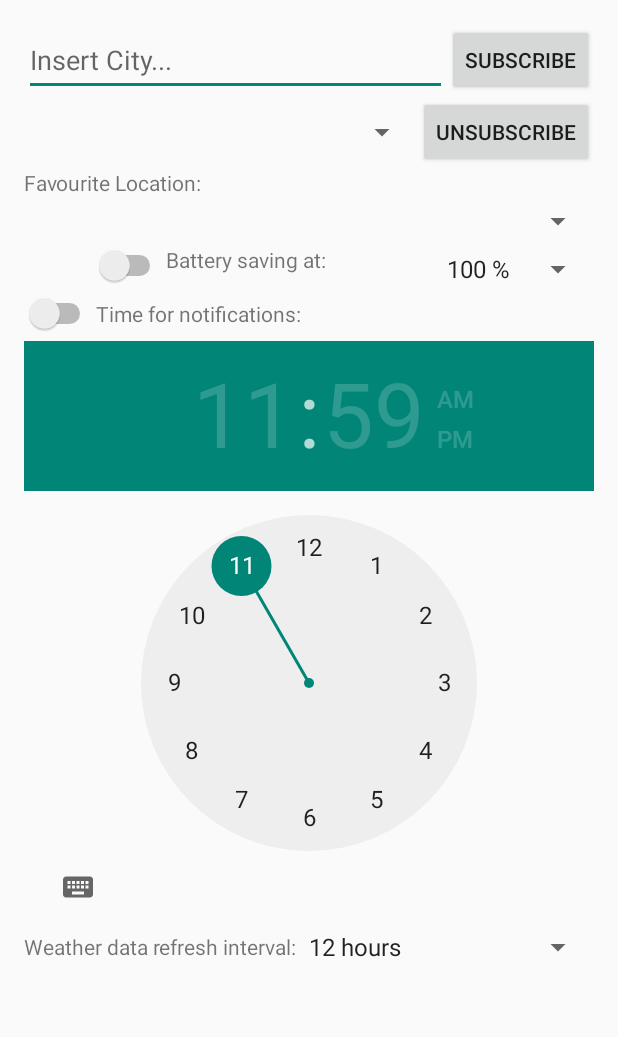
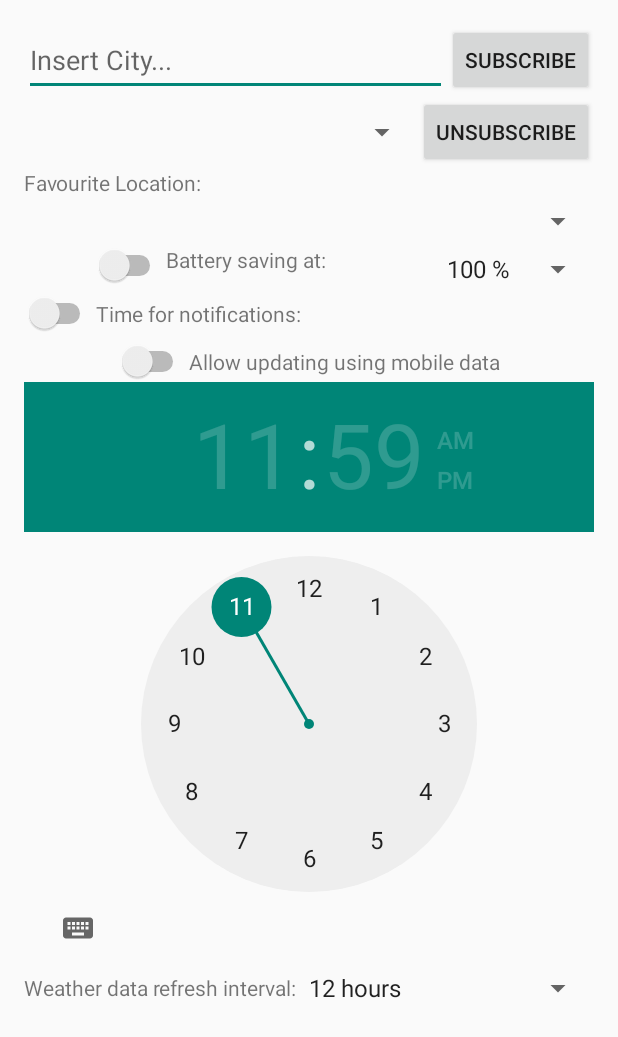
Before and after one commit to A39120/Android-Weather-App, an Android app: the PreferencesActivity screen opened directly, with no data from a screen before it, on a phone screen of 412 x 824 dp. Shown: the top 1037 px of the screen. Run offline under Robolectric (Android 15) with nearby library versions, the phone set to English and light mode, and no system bars; our stand-ins replace Volley; network calls fail.

Commit message:
Added WifiReceiver which listens to changes in the wifi (not completed) + added checkbox to allow updates through mobile data

```diff
--- a/app/src/main/kotlin/isel/pdm/trab/openweathermap/MyWeatherApp.kt
+++ b/app/src/main/kotlin/isel/pdm/trab/openweathermap/MyWeatherApp.kt
@@ -53,6 +53,7 @@ class MyWeatherApp : Application(){
         val TIME_FOR_NOTIFICATIONS_UNIX_KEY = "isel.pdm.trab.openweathermap.timefornotificationsunix"
         val REFRESH_TIME_KEY = "isel.pdm.trab.openweathermap.timefornotifications"
         val BATTERY_LEVEL_KEY = "isel.pdm.trab.openweathermap.batterylevel"
+        val USE_MOBILE_DATA_KEY = "isel.pdm.trab.openweathermap.usemobiledata"
         /* variables */
         lateinit var favouriteLoc: String
         lateinit var subscribedLocs: ArrayList<String>
@@ -63,6 +64,7 @@ class MyWeatherApp : Application(){
         var refreshTime: Int = -1 // TODO change to some default ? maybe 12h ?
         var batteryLevel: Int = -1
         var isBatterySavingMode: Boolean = false /** used by BatteryStateReceiver as a flag, other actions should consult this flag */
+        var canUseMobileData: Boolean = false
         // val refreshIntervalValues: Array<Int> = arrayOf(12, 24, 48) // 12h, 1day, 2days
         // we can use strings.xml -> see <string-array name="pref_refresh_interval_values">
         // static values can be set there
@@ -100,5 +102,7 @@ class MyWeatherApp : Application(){
         refreshTime = prefs.getInt(REFRESH_TIME_KEY, -1)
         // battery level
         batteryLevel = prefs.getInt(BATTERY_LEVEL_KEY, -1)
+        // if we can use mobile data for the updates
+        canUseMobileData = prefs.getBoolean(USE_MOBILE_DATA_KEY, false)
     }
 }
--- a/app/src/main/kotlin/isel/pdm/trab/openweathermap/presentation/PreferencesActivity.kt
+++ b/app/src/main/kotlin/isel/pdm/trab/openweathermap/presentation/PreferencesActivity.kt
@@ -136,6 +136,13 @@ class PreferencesActivity : BaseActivity() {
                 }
         }
 
+        (activity_preference.mobileDataSwitch).setOnCheckedChangeListener {
+            compoundButton, checked ->
+                app.canUseMobileData = checked
+                editor.putBoolean(app.USE_MOBILE_DATA_KEY, checked)
+                editor.apply()
+        }
+
         (activity_preference.refreshIntervalSpinner).onItemSelectedListener = object : OnItemSelectedListener {
             override fun onItemSelected(parentView: AdapterView<*>, selectedItemView: View?, position: Int, id: Long) {
                 /*val refreshInterval: String = activity_preference.refreshIntervalSpinner.selectedItem as String
--- a/app/src/main/res/layout/activity_preference.xml
+++ b/app/src/main/res/layout/activity_preference.xml
@@ -93,7 +93,8 @@
                     android:text="@string/pref_batterySaveAt"
                     android:layout_width="179dp"
                     android:layout_height="match_parent"
-                    android:id="@+id/textView" />
+                    android:id="@+id/textView"
+                    android:layout_gravity="center_vertical" />
 
                 <Spinner
                     android:layout_width="wrap_content"
@@ -119,6 +120,26 @@
                     android:layout_width="wrap_content"
                     android:layout_height="wrap_content"
                     android:id="@+id/timeForNotificationText" />
+
+            </LinearLayout>
+
+            <LinearLayout
+                android:orientation="horizontal"
+                android:layout_width="match_parent"
+                android:layout_height="match_parent">
+
+                <Switch
+                    android:layout_width="wrap_content"
+                    android:layout_height="wrap_content"
+                    android:id="@+id/mobileDataSwitch"
+                    android:layout_weight="1" />
+
+                <TextView
+                    android:text="Allow updating using mobile data"
+                    android:layout_width="wrap_content"
+                    android:layout_height="wrap_content"
+                    android:id="@+id/textView3"
+                    android:layout_weight="1" />
 
             </LinearLayout>
 
--- a/app/src/main/res/values/strings.xml
+++ b/app/src/main/res/values/strings.xml
@@ -44,6 +44,7 @@
     <string name="preferences">Preferences</string>
     <string name="pref_timeForNotifications">Time for notifications:</string>
     <string name="pref_batterySaveAt">Battery saving at:</string>
+    <string name="pref_useMobileData">Allow updating using mobile data</string>
 
     <string-array name="pref_refresh_interval_values">
         <item>12 hours</item>
```
Also changed, not shown: app/src/main/AndroidManifest.xml (+10 -0 lines), app/src/main/kotlin/isel/pdm/trab/openweathermap/receivers/WifiReceiver.kt (added, +28 -0 lines), 1 other file. Lines whose indentation alone changed are shown as unchanged.
